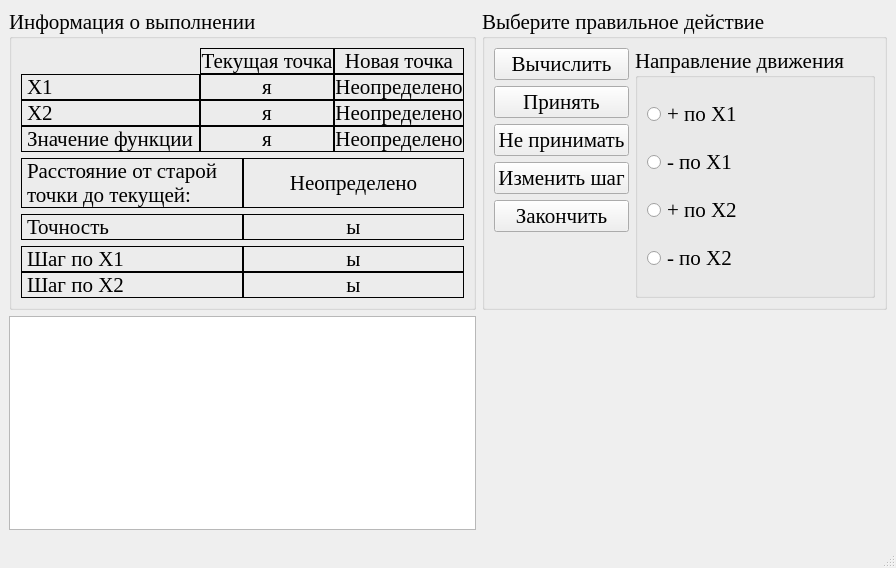
Eliminationzx/optimizationmethods, file optimizationmethods/ui/CWdescent_fixwindow.ui: the form before one commit.
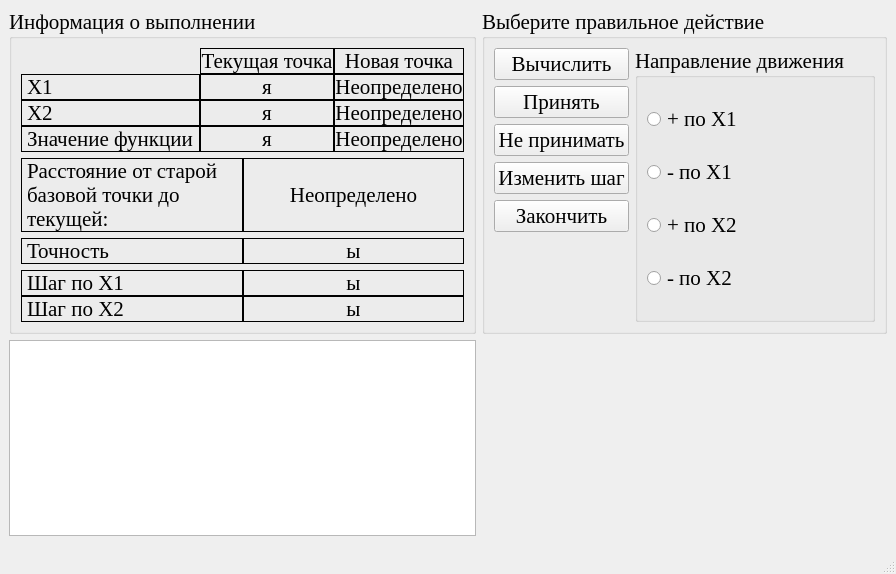
The form after the commit. Icons and pictures are not drawn.

Commit message: Поправил надпись.

What changed in the file:
```diff
--- a/optimizationmethods/ui/CWdescent_fixwindow.ui
+++ b/optimizationmethods/ui/CWdescent_fixwindow.ui
@@ -10,7 +10,7 @@
     <x>0</x>
     <y>0</y>
     <width>870</width>
-    <height>568</height>
+    <height>574</height>
    </rect>
   </property>
   <property name="font">
@@ -219,7 +219,7 @@
             <enum>QFrame::Box</enum>
            </property>
            <property name="text">
-            <string>Расстояние от cтарой точки до текущей:</string>
+            <string>Расстояние от cтарой базовой точки до текущей:</string>
            </property>
            <property name="wordWrap">
             <bool>true</bool>
```
